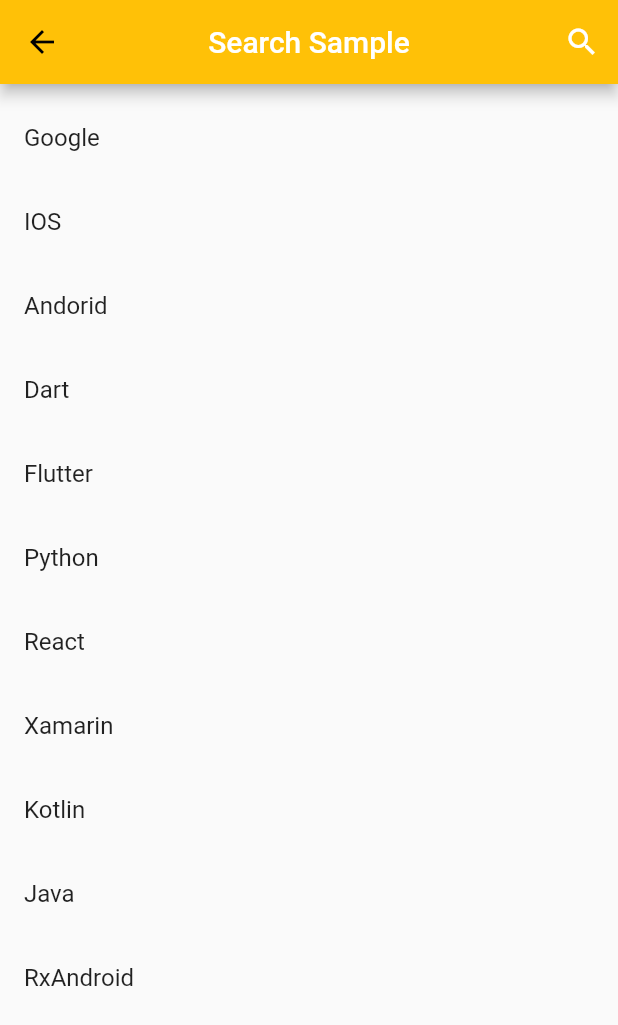
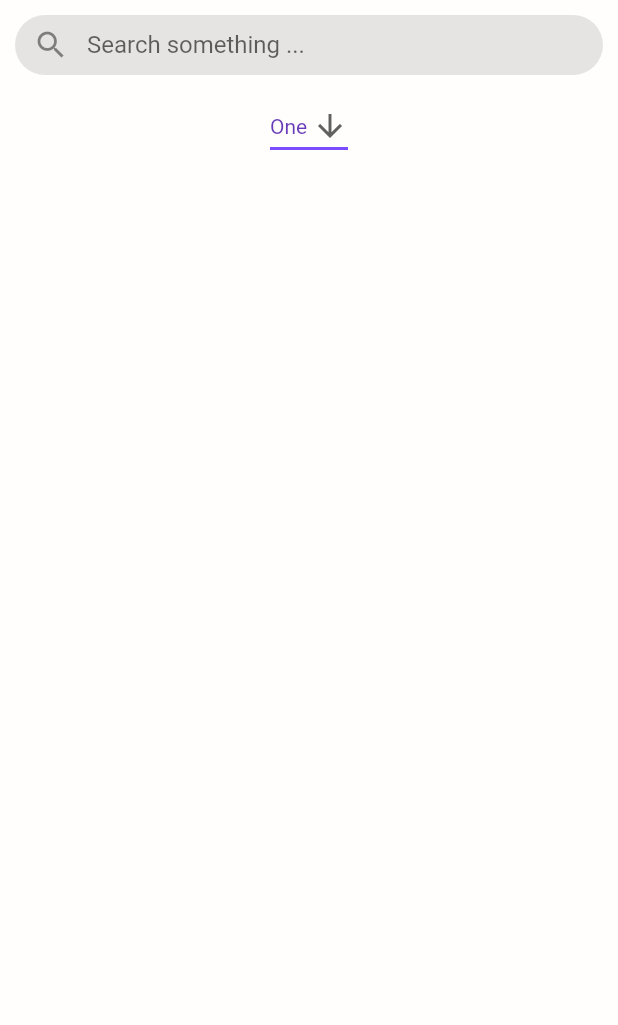
Before and after one commit to f1reworker/Wel-omeToMariEl, a Flutter app: the SearchList screen opened by its route, on a phone screen of 412 x 824 dp. Shown: the top 1025 px of the screen. Run offline on Flutter 3.47's test engine with Material 2 defaults, Android fonts, the phone set to English and light mode, and no system bars.

Commit message:
Modified search window

```diff
--- a/lib/searchBar.dart
+++ b/lib/searchBar.dart
@@ -1,153 +1,91 @@
 import 'package:flutter/material.dart';
 
-class SearchList extends StatefulWidget {
+const PrimaryColor = Color(0xFFFFFEFC);
+
+class SearchList extends StatelessWidget {
   SearchList({Key key}) : super(key: key);
-  @override
-  _SearchListState createState() => new _SearchListState();
-}
-
-class _SearchListState extends State<SearchList> {
-  Widget appBarTitle = new Text(
-    "Search Sample",
-    style: new TextStyle(color: Colors.white),
-  );
-  Icon actionIcon = new Icon(
-    Icons.search,
-    color: Colors.white,
-  );
-  final key = new GlobalKey<ScaffoldState>();
-  final TextEditingController _searchQuery = new TextEditingController();
-  List<String> _list;
-  bool _IsSearching;
-  String _searchText = "";
-
-  _SearchListState() {
-    _searchQuery.addListener(() {
-      if (_searchQuery.text.isEmpty) {
-        setState(() {
-          _IsSearching = false;
-          _searchText = "";
-        });
-      } else {
-        setState(() {
-          _IsSearching = true;
-          _searchText = _searchQuery.text;
-        });
-      }
-    });
-  }
-
-  @override
-  void initState() {
-    super.initState();
-    _IsSearching = false;
-    init();
-  }
-
-  void init() {
-    _list = List();
-    _list.add("Google");
-    _list.add("IOS");
-    _list.add("Andorid");
-    _list.add("Dart");
-    _list.add("Flutter");
-    _list.add("Python");
-    _list.add("React");
-    _list.add("Xamarin");
-    _list.add("Kotlin");
-    _list.add("Java");
-    _list.add("RxAndroid");
-  }
 
   @override
   Widget build(BuildContext context) {
-    return new Scaffold(
-      key: key,
-      appBar: buildBar(context),
-      body: new ListView(
-        padding: new EdgeInsets.symmetric(vertical: 8.0),
-        children: _IsSearching ? _buildSearchList() : _buildList(),
+    return Scaffold(
+      body: Container(
+        color: PrimaryColor,
+        child: Column(children: <Widget>[
+          SearchBar(),
+          MyStatefulWidget(),
+        ]),
       ),
     );
   }
+}
 
-  List<ChildItem> _buildList() {
-    return _list.map((contact) => new ChildItem(contact)).toList();
-  }
+class SearchBar extends StatelessWidget {
+  final void Function(String) onTextChange;
 
-  List<ChildItem> _buildSearchList() {
-    if (_searchText.isEmpty) {
-      return _list.map((contact) => new ChildItem(contact)).toList();
-    } else {
-      List<String> _searchList = List();
-      for (int i = 0; i < _list.length; i++) {
-        String name = _list.elementAt(i);
-        if (name.toLowerCase().contains(_searchText.toLowerCase())) {
-          _searchList.add(name);
-        }
-      }
-      return _searchList.map((contact) => new ChildItem(contact)).toList();
-    }
-  }
+  SearchBar({this.onTextChange});
 
-  Widget buildBar(BuildContext context) {
-    return new AppBar(centerTitle: true, title: appBarTitle, actions: <Widget>[
-      new IconButton(
-        icon: actionIcon,
-        onPressed: () {
-          setState(() {
-            if (this.actionIcon.icon == Icons.search) {
-              this.actionIcon = new Icon(
-                Icons.close,
-                color: Colors.white,
-              );
-              this.appBarTitle = new TextField(
-                controller: _searchQuery,
-                style: new TextStyle(
-                  color: Colors.white,
-                ),
-                decoration: new InputDecoration(
-                    prefixIcon: new Icon(Icons.search, color: Colors.white),
-                    hintText: "Search...",
-                    hintStyle: new TextStyle(color: Colors.white)),
-              );
-              _handleSearchStart();
-            } else {
-              _handleSearchEnd();
-            }
-          });
-        },
-      ),
-    ]);
-  }
-
-  void _handleSearchStart() {
-    setState(() {
-      _IsSearching = true;
-    });
-  }
-
-  void _handleSearchEnd() {
-    setState(() {
-      this.actionIcon = new Icon(
-        Icons.search,
-        color: Colors.white,
-      );
-      this.appBarTitle = new Text(
-        "Search Sample",
-        style: new TextStyle(color: Colors.white),
-      );
-      _IsSearching = false;
-      _searchQuery.clear();
-    });
+  @override
+  Widget build(BuildContext context) {
+    return Container(
+        height: 40,
+        margin: EdgeInsets.all(10),
+        child: TextField(
+            onChanged: onTextChange,
+            decoration: InputDecoration(
+                fillColor: Colors.black.withOpacity(0.1),
+                filled: true,
+                prefixIcon: Icon(Icons.search),
+                hintText: 'Search something ...',
+                border: OutlineInputBorder(
+                    borderRadius: BorderRadius.circular(40),
+                    borderSide: BorderSide.none),
+                contentPadding: EdgeInsets.zero)));
   }
 }
 
-class ChildItem extends StatelessWidget {
-  final String name;
-  ChildItem(this.name);
+// class Filters extends StatelessWidget {
+//   @override
+//   Widget build(BuildContext context) {
+//     return Container(
+
+//     );
+//   }
+// }
+class MyStatefulWidget extends StatefulWidget {
+  MyStatefulWidget({Key key}) : super(key: key);
+
+  @override
+  _MyStatefulWidgetState createState() => _MyStatefulWidgetState();
+}
+
+/// This is the private State class that goes with MyStatefulWidget.
+class _MyStatefulWidgetState extends State<MyStatefulWidget> {
+  String dropdownValue = 'One';
+
   @override
   Widget build(BuildContext context) {
-    return new ListTile(title: new Text(this.name));
+    return DropdownButton<String>(
+      value: dropdownValue,
+      icon: Icon(Icons.arrow_downward),
+      iconSize: 24,
+      elevation: 16,
+      style: TextStyle(color: Colors.deepPurple),
+      underline: Container(
+        height: 2,
+        color: Colors.deepPurpleAccent,
+      ),
+      onChanged: (String newValue) {
+        setState(() {
+          dropdownValue = newValue;
+        });
+      },
+      items: <String>['One', 'Two', 'Free', 'Four']
+          .map<DropdownMenuItem<String>>((String value) {
+        return DropdownMenuItem<String>(
+          value: value,
+          child: Text(value),
+        );
+      }).toList(),
+    );
   }
 }
```
